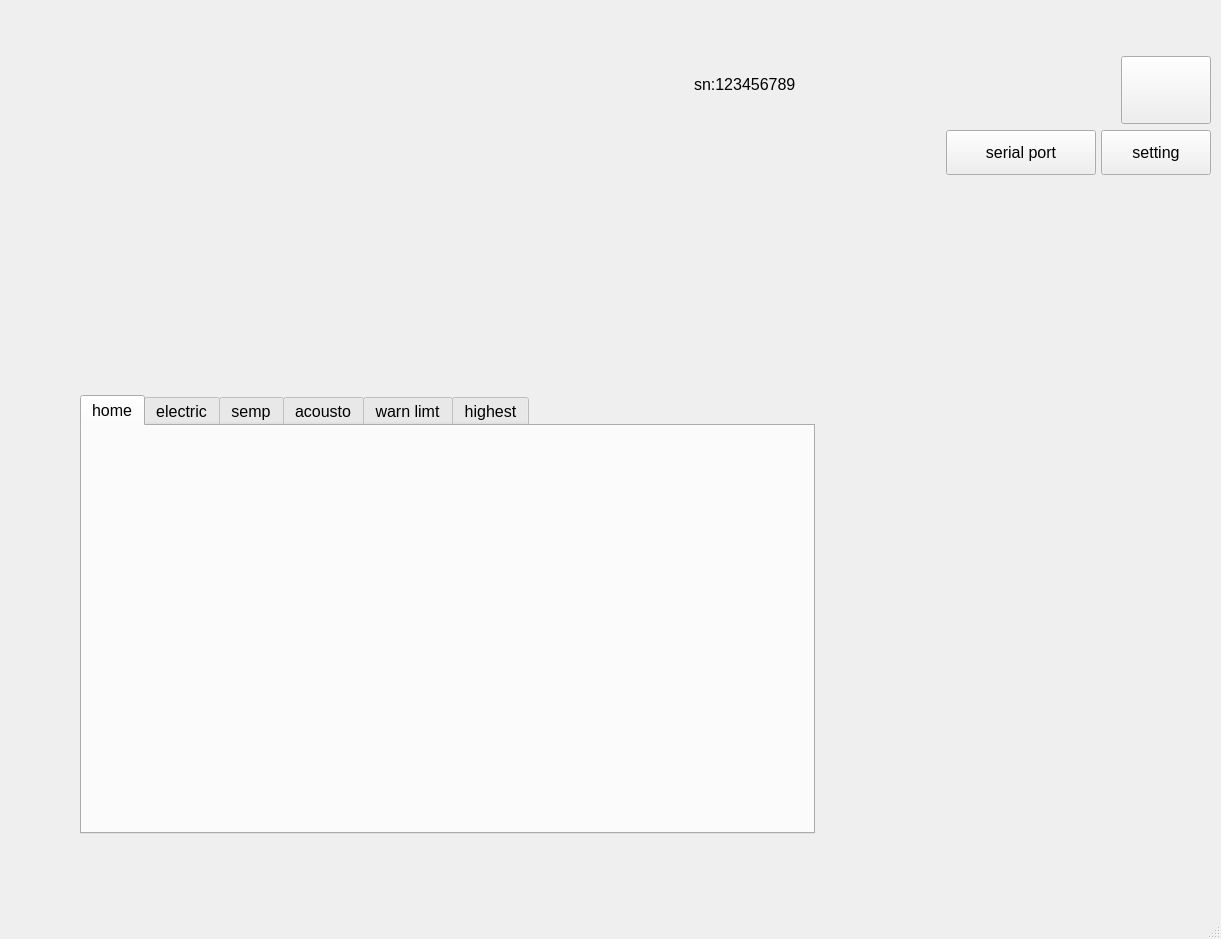
Old version of the form mainwindow.ui in the repository yuanjinxin123/shenglei.
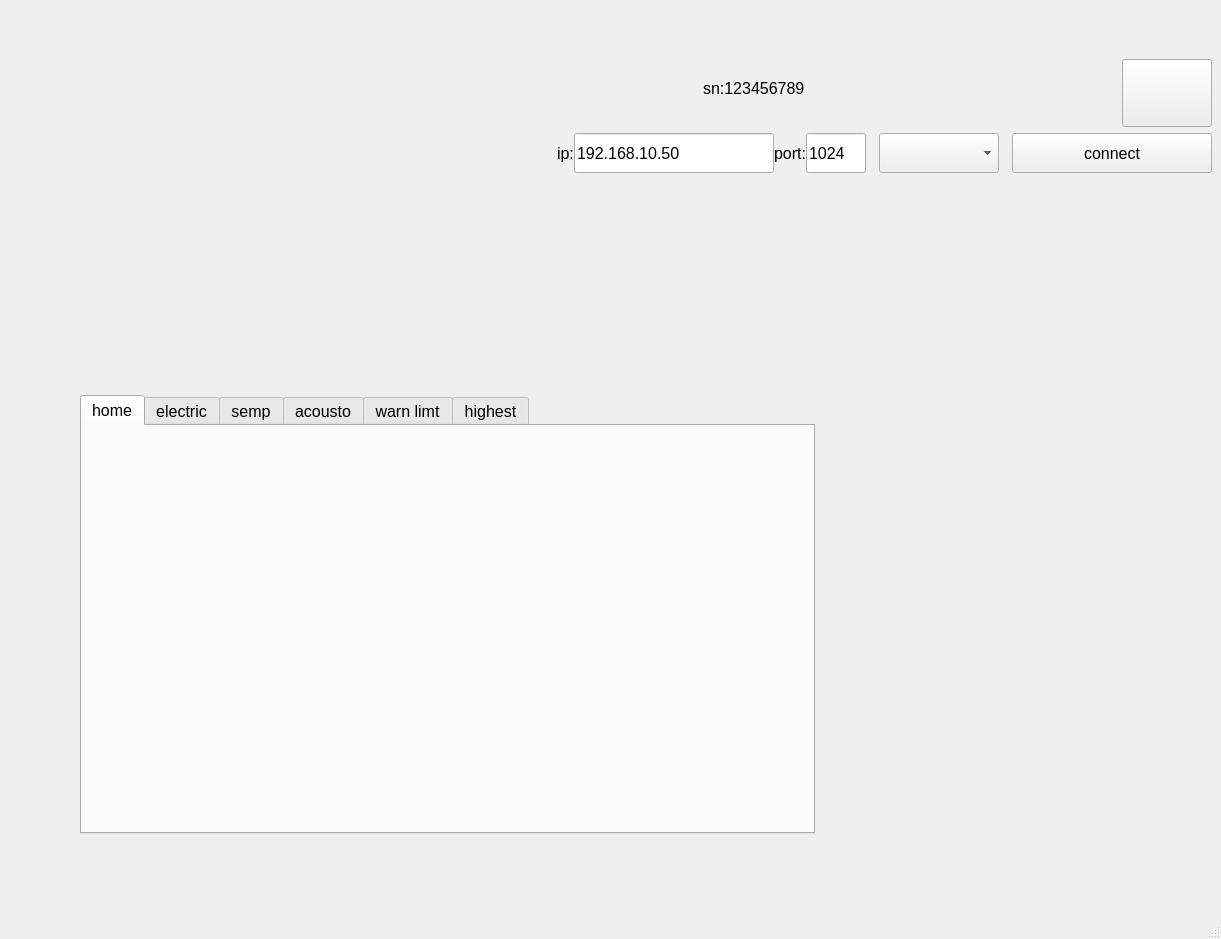
New version of the form. The open tabs and pages were chosen to show the change. Custom widgets are drawn as their Qt base class.

What changed in the file:
```diff
--- a/mainwindow.ui
+++ b/mainwindow.ui
@@ -188,21 +188,6 @@
           <string notr="true"/>
          </property>
          <layout class="QGridLayout" name="gridLayout">
-          <property name="leftMargin">
-           <number>0</number>
-          </property>
-          <property name="topMargin">
-           <number>0</number>
-          </property>
-          <property name="rightMargin">
-           <number>0</number>
-          </property>
-          <property name="bottomMargin">
-           <number>0</number>
-          </property>
-          <property name="spacing">
-           <number>0</number>
-          </property>
           <item row="0" column="1" rowspan="2">
            <widget class="mToolBtn" name="mLoginBtn">
             <property name="sizePolicy">
@@ -219,7 +204,7 @@
             </property>
             <property name="maximumSize">
              <size>
-              <width>68</width>
+              <width>90</width>
               <height>68</height>
              </size>
             </property>
@@ -240,17 +225,220 @@
             </property>
            </widget>
           </item>
+          <item row="1" column="0">
+           <spacer name="horizontalSpacer_4">
+            <property name="orientation">
+             <enum>Qt::Horizontal</enum>
+            </property>
+            <property name="sizeHint" stdset="0">
+             <size>
+              <width>40</width>
+              <height>20</height>
+             </size>
+            </property>
+           </spacer>
+          </item>
+          <item row="2" column="0" colspan="2">
+           <layout class="QHBoxLayout" name="horizontalLayout_2">
+            <property name="spacing">
+             <number>0</number>
+            </property>
+            <property name="bottomMargin">
+             <number>18</number>
+            </property>
+            <item>
+             <spacer name="horizontalSpacer_10">
+              <property name="orientation">
+               <enum>Qt::Horizontal</enum>
+              </property>
+              <property name="sizeHint" stdset="0">
+               <size>
+                <width>40</width>
+                <height>20</height>
+               </size>
+              </property>
+             </spacer>
+            </item>
+            <item>
+             <widget class="QLabel" name="label_ip">
+              <property name="minimumSize">
+               <size>
+                <width>0</width>
+                <height>40</height>
+               </size>
+              </property>
+              <property name="maximumSize">
+               <size>
+                <width>16777215</width>
+                <height>43</height>
+               </size>
+              </property>
+              <property name="text">
+               <string>ip:</string>
+              </property>
+             </widget>
+            </item>
+            <item>
+             <widget class="QLineEdit" name="lineEdit_ip">
+              <property name="minimumSize">
+               <size>
+                <width>200</width>
+                <height>40</height>
+               </size>
+              </property>
+              <property name="maximumSize">
+               <size>
+                <width>200</width>
+                <height>43</height>
+               </size>
+              </property>
+              <property name="text">
+               <string>192.168.10.50</string>
+              </property>
+             </widget>
+            </item>
+            <item>
+             <widget class="QLabel" name="label_port">
+              <property name="minimumSize">
+               <size>
+                <width>0</width>
+                <height>40</height>
+               </size>
+              </property>
+              <property name="maximumSize">
+               <size>
+                <width>16777215</width>
+                <height>43</height>
+               </size>
+              </property>
+              <property name="text">
+               <string>port:</string>
+              </property>
+             </widget>
+            </item>
+            <item>
+             <widget class="QLineEdit" name="lineEdit_port">
+              <property name="minimumSize">
+               <size>
+                <width>60</width>
+                <height>40</height>
+               </size>
+              </property>
+              <property name="maximumSize">
+               <size>
+                <width>50</width>
+                <height>43</height>
+               </size>
+              </property>
+              <property name="text">
+               <string>1024</string>
+              </property>
+             </widget>
+            </item>
+            <item>
+             <spacer name="horizontalSpacer_6">
+              <property name="orientation">
+               <enum>Qt::Horizontal</enum>
+              </property>
+              <property name="sizeType">
+               <enum>QSizePolicy::Fixed</enum>
+              </property>
+              <property name="sizeHint" stdset="0">
+               <size>
+                <width>13</width>
+                <height>20</height>
+               </size>
+              </property>
+             </spacer>
+            </item>
+            <item>
+             <widget class="QComboBox" name="mCntTypeCbox">
+              <property name="minimumSize">
+               <size>
+                <width>120</width>
+                <height>40</height>
+               </size>
+              </property>
+              <property name="maximumSize">
+               <size>
+                <width>120</width>
+                <height>43</height>
+               </size>
+              </property>
+             </widget>
+            </item>
+            <item>
+             <spacer name="horizontalSpacer_8">
+              <property name="orientation">
+               <enum>Qt::Horizontal</enum>
+              </property>
+              <property name="sizeType">
+               <enum>QSizePolicy::Fixed</enum>
+              </property>
+              <property name="sizeHint" stdset="0">
+               <size>
+                <width>13</width>
+                <height>20</height>
+               </size>
+              </property>
+             </spacer>
+            </item>
+            <item>
+             <widget class="mToolBtn" name="mCntBtn">
+              <property name="sizePolicy">
+               <sizepolicy hsizetype="Preferred" vsizetype="Minimum">
+                <horstretch>0</horstretch>
+                <verstretch>0</verstretch>
+               </sizepolicy>
+              </property>
+              <property name="minimumSize">
+               <size>
+                <width>200</width>
+                <height>40</height>
+               </size>
+              </property>
+              <property name="maximumSize">
+               <size>
+                <width>200</width>
+                <height>43</height>
+               </size>
+              </property>
+              <property name="autoFillBackground">
+               <bool>false</bool>
+              </property>
+              <property name="styleSheet">
+               <string notr="true"/>
+              </property>
+              <property name="text">
+               <string>connect</string>
+              </property>
+              <property name="iconSize">
+               <size>
+                <width>50</width>
+                <height>30</height>
+               </size>
+              </property>
+              <property name="toolButtonStyle">
+               <enum>Qt::ToolButtonTextUnderIcon</enum>
+              </property>
+             </widget>
+            </item>
+           </layout>
+          </item>
           <item row="0" column="0">
            <layout class="QHBoxLayout" name="horizontalLayout_3">
             <property name="spacing">
              <number>15</number>
             </property>
             <property name="topMargin">
-             <number>20</number>
+             <number>15</number>
             </property>
             <property name="rightMargin">
              <number>8</number>
             </property>
+            <property name="bottomMargin">
+             <number>10</number>
+            </property>
             <item>
              <spacer name="horizontalSpacer_3">
               <property name="orientation">
@@ -348,167 +536,6 @@
             </item>
            </layout>
           </item>
-          <item row="0" column="2">
-           <spacer name="horizontalSpacer_11">
-            <property name="orientation">
-             <enum>Qt::Horizontal</enum>
-            </property>
-            <property name="sizeType">
-             <enum>QSizePolicy::Fixed</enum>
-            </property>
-            <property name="sizeHint" stdset="0">
-             <size>
-              <width>10</width>
-              <height>20</height>
-             </size>
-            </property>
-           </spacer>
-          </item>
-          <item row="2" column="0" colspan="3">
-           <layout class="QHBoxLayout" name="horizontalLayout_2">
-            <property name="spacing">
-             <number>0</number>
-            </property>
-            <property name="bottomMargin">
-             <number>15</number>
-            </property>
-            <item>
-             <spacer name="horizontalSpacer_10">
-              <property name="orientation">
-               <enum>Qt::Horizontal</enum>
-              </property>
-              <property name="sizeHint" stdset="0">
-               <size>
-                <width>40</width>
-                <height>20</height>
-               </size>
-              </property>
-             </spacer>
-            </item>
-            <item>
-             <widget class="mToolBtn" name="mCntBtn">
-              <property name="sizePolicy">
-               <sizepolicy hsizetype="Preferred" vsizetype="Minimum">
-                <horstretch>0</horstretch>
-                <verstretch>0</verstretch>
-               </sizepolicy>
-              </property>
-              <property name="minimumSize">
-               <size>
-                <width>150</width>
-                <height>45</height>
-               </size>
-              </property>
-              <property name="maximumSize">
-               <size>
-                <width>150</width>
-                <height>45</height>
-               </size>
-              </property>
-              <property name="autoFillBackground">
-               <bool>false</bool>
-              </property>
-              <property name="styleSheet">
-               <string notr="true"/>
-              </property>
-              <property name="text">
-               <string>serial port</string>
-              </property>
-              <property name="iconSize">
-               <size>
-                <width>50</width>
-                <height>30</height>
-               </size>
-              </property>
-              <property name="toolButtonStyle">
-               <enum>Qt::ToolButtonTextUnderIcon</enum>
-              </property>
-             </widget>
-            </item>
-            <item>
-             <spacer name="horizontalSpacer_8">
-              <property name="orientation">
-               <enum>Qt::Horizontal</enum>
-              </property>
-              <property name="sizeType">
-               <enum>QSizePolicy::Fixed</enum>
-              </property>
-              <property name="sizeHint" stdset="0">
-               <size>
-                <width>5</width>
-                <height>20</height>
-               </size>
-              </property>
-             </spacer>
-            </item>
-            <item>
-             <widget class="mToolBtn" name="mSetBtn">
-              <property name="sizePolicy">
-               <sizepolicy hsizetype="Preferred" vsizetype="Preferred">
-                <horstretch>0</horstretch>
-                <verstretch>0</verstretch>
-               </sizepolicy>
-              </property>
-              <property name="minimumSize">
-               <size>
-                <width>110</width>
-                <height>45</height>
-               </size>
-              </property>
-              <property name="maximumSize">
-               <size>
-                <width>110</width>
-                <height>45</height>
-               </size>
-              </property>
-              <property name="autoFillBackground">
-               <bool>false</bool>
-              </property>
-              <property name="text">
-               <string>setting</string>
-              </property>
-              <property name="iconSize">
-               <size>
-                <width>20</width>
-                <height>20</height>
-               </size>
-              </property>
-              <property name="toolButtonStyle">
-               <enum>Qt::ToolButtonTextUnderIcon</enum>
-              </property>
-             </widget>
-            </item>
-            <item>
-             <spacer name="horizontalSpacer_9">
-              <property name="orientation">
-               <enum>Qt::Horizontal</enum>
-              </property>
-              <property name="sizeType">
-               <enum>QSizePolicy::Fixed</enum>
-              </property>
-              <property name="sizeHint" stdset="0">
-               <size>
-                <width>10</width>
-                <height>20</height>
-               </size>
-              </property>
-             </spacer>
-            </item>
-           </layout>
-          </item>
-          <item row="1" column="0">
-           <spacer name="horizontalSpacer_4">
-            <property name="orientation">
-             <enum>Qt::Horizontal</enum>
-            </property>
-            <property name="sizeHint" stdset="0">
-             <size>
-              <width>40</width>
-              <height>20</height>
-             </size>
-            </property>
-           </spacer>
-          </item>
          </layout>
         </widget>
        </item>
```
Left out of the diff: 2 changed lines with no effect on the pictures.
